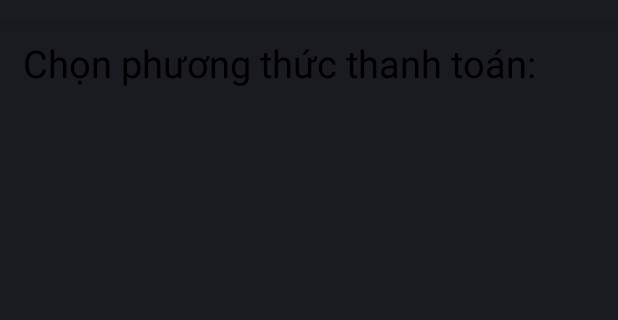
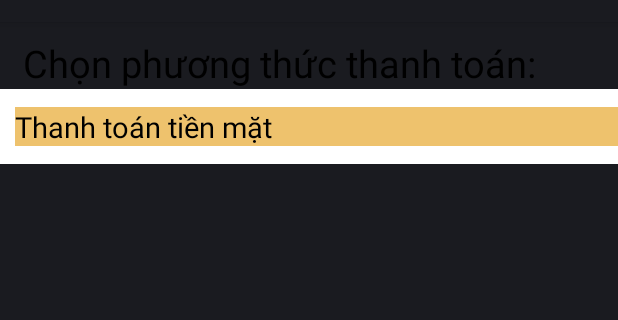
Before and after one commit to Charon116/CanteenFPT, an Android app: the layout activity_customer_payment.xml on its own in the app's theme, with its tools: preview values and no code run, on a phone screen of 412 x 824 dp, the part 62-382 px from its top. Run offline under Robolectric (Android 15) with nearby library versions, the light colour scheme and no system bars.

Commit message:
cash payment
cash payment

```diff
--- a/app/src/main/res/layout/activity_customer_payment.xml
+++ b/app/src/main/res/layout/activity_customer_payment.xml
@@ -20,4 +20,27 @@
 
 
 
+    <LinearLayout
+        android:id="@+id/li2"
+        android:layout_width="match_parent"
+        android:layout_height="wrap_content"
+        android:layout_below="@id/text"
+        android:background="@color/white"
+        android:orientation="vertical">
+
+        <TextView
+            android:id="@+id/cash"
+            android:layout_width="match_parent"
+            android:layout_height="wrap_content"
+            android:layout_below="@id/text"
+            android:layout_marginLeft="10dp"
+            android:layout_marginTop="12dp"
+            android:layout_marginBottom="12dp"
+            android:drawablePadding="8dp"
+            android:text="Thanh toán tiền mặt"
+            android:textColor="@color/black"
+            android:background="@color/mauapp"
+            android:textSize="19dp" />
+    </LinearLayout>
+
 </RelativeLayout>
```
Also changed, not shown: app/src/main/java/com/example/canteenfpt/customerFoodPanel/CustomerPayment.java (+179 -1 lines), app/src/main/java/com/example/canteenfpt/customerFoodPanel/CustomerPaymentOrders1.java (+2 -30 lines).
